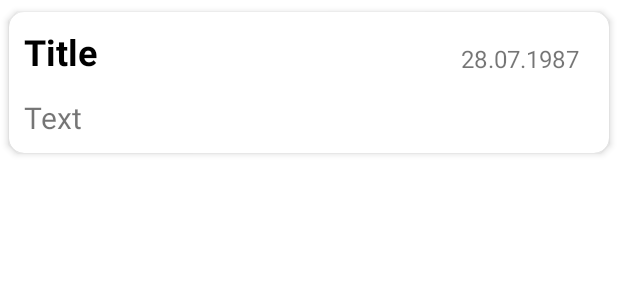
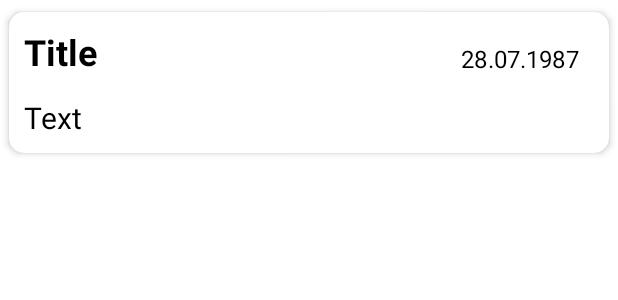
Before and after one commit to Mjko-1/Notes, an Android app: the layout note_item.xml on its own in the app's theme, with its tools: preview values and no code run, on a phone screen of 412 x 824 dp. Shown: the top 300 px of the screen. Run offline under Robolectric (Android 15) with nearby library versions, the phone set to English and light mode, and no system bars.

Commit message:
Добавление стилей

```diff
--- a/app/src/main/res/layout/activity_about.xml
+++ b/app/src/main/res/layout/activity_about.xml
@@ -20,11 +20,10 @@
 
         <TextView
             android:id="@+id/textView"
+            style="@style/Text"
             android:layout_width="wrap_content"
             android:layout_height="wrap_content"
             android:text="@string/app_notes_fot_internship"
-            android:textColor="@color/black"
-            android:textSize="@dimen/text_size"
             app:layout_constraintBottom_toBottomOf="parent"
             app:layout_constraintEnd_toEndOf="parent"
             app:layout_constraintStart_toStartOf="parent"
--- a/app/src/main/res/layout/fragment_note_description.xml
+++ b/app/src/main/res/layout/fragment_note_description.xml
@@ -129,13 +129,12 @@
 
                 <TextView
                     android:id="@+id/textDate"
+                    style="@style/Date"
                     android:layout_width="wrap_content"
                     android:layout_height="wrap_content"
                     android:layout_gravity="end"
                     android:layout_margin="@dimen/margin_text_in_main_activity"
                     android:text="@{viewModel.noteItem.dateOfCreation}"
-                    android:textColor="@color/black"
-                    android:textSize="@dimen/date_text_size"
                     app:layout_constraintEnd_toEndOf="parent"
                     app:layout_constraintTop_toTopOf="parent"
                     tools:text="@string/date_for_tools_text" />
--- a/app/src/main/res/layout/note_item.xml
+++ b/app/src/main/res/layout/note_item.xml
@@ -5,7 +5,7 @@
 
         <variable
             name="noteItem"
-            type="com.example.notes.NoteItem" />
+            type="com.example.notes.entities.NoteItem" />
     </data>
 
     <com.google.android.material.card.MaterialCardView xmlns:android="http://schemas.android.com/apk/res/android"
@@ -25,37 +25,35 @@
 
             <TextView
                 android:id="@+id/textTitle"
+                style="@style/Title"
                 android:layout_width="wrap_content"
                 android:layout_height="wrap_content"
                 android:maxLength="20"
                 android:text="@{noteItem.title}"
-                android:textColor="@color/black"
-                android:textSize="@dimen/title_text_size"
-                android:textStyle="bold"
                 app:layout_constraintStart_toStartOf="parent"
                 app:layout_constraintTop_toTopOf="parent"
                 tools:text="@string/title" />
 
             <TextView
                 android:id="@+id/textText"
+                style="@style/Text"
                 android:layout_width="wrap_content"
                 android:layout_height="wrap_content"
                 android:layout_marginTop="@dimen/margin_edit_activity"
                 android:maxLength="40"
                 android:maxLines="1"
                 android:text="@{noteItem.text}"
-                android:textSize="@dimen/text_size"
                 app:layout_constraintStart_toStartOf="parent"
                 app:layout_constraintTop_toBottomOf="@id/textTitle"
                 tools:text="@string/text" />
 
             <TextView
                 android:id="@+id/textData"
+                style="@style/Date"
                 android:layout_width="wrap_content"
                 android:layout_height="wrap_content"
                 android:layout_margin="@dimen/margin_text_in_main_activity"
                 android:text="@{noteItem.dateOfCreation}"
-                android:textSize="@dimen/date_text_size"
                 app:layout_constraintEnd_toEndOf="parent"
                 app:layout_constraintTop_toTopOf="parent"
                 tools:text="@string/date_for_tools_text" />
--- a/app/src/main/res/values-night/themes.xml
+++ b/app/src/main/res/values-night/themes.xml
@@ -2,8 +2,8 @@
     <!-- Base application theme. -->
     <style name="Theme.Notes" parent="Theme.MaterialComponents.DayNight.NoActionBar">
         <!-- Primary brand color. -->
-        <item name="colorPrimary">@color/purple_200</item>
-        <item name="colorPrimaryVariant">@color/purple_700</item>
+        <item name="colorPrimary">@color/purple</item>
+        <item name="colorPrimaryVariant">@color/purple</item>
         <item name="colorOnPrimary">@color/white</item>
         <!-- Secondary brand color. -->
         <item name="colorSecondary">@color/teal_200</item>
@@ -13,4 +13,20 @@
         <item name="android:statusBarColor" tools:targetApi="l">?attr/colorPrimaryVariant</item>
         <!-- Customize your theme here. -->
     </style>
+
+    <style name="Title">
+        <item name="android:textColor">@color/white</item>
+        <item name="android:textStyle">bold</item>
+        <item name="android:textSize">@dimen/title_text_size</item>
+    </style>
+
+    <style name="Text">
+        <item name="android:textColor">@color/white</item>
+        <item name="android:textSize">@dimen/text_size</item>
+    </style>
+
+    <style name="Date">
+        <item name="android:textColor">@color/white</item>
+        <item name="android:textSize">@dimen/date_text_size</item>
+    </style>
 </resources>
--- a/app/src/main/res/values/themes.xml
+++ b/app/src/main/res/values/themes.xml
@@ -14,4 +14,19 @@
         <!-- Customize your theme here. -->
     </style>
 
+    <style name="Title">
+        <item name="android:textColor">@color/black</item>
+        <item name="android:textStyle">bold</item>
+        <item name="android:textSize">@dimen/title_text_size</item>
+    </style>
+
+    <style name="Text">
+        <item name="android:textColor">@color/black</item>
+        <item name="android:textSize">@dimen/text_size</item>
+    </style>
+
+    <style name="Date">
+        <item name="android:textColor">@color/black</item>
+        <item name="android:textSize">@dimen/date_text_size</item>
+    </style>
 </resources>
```
